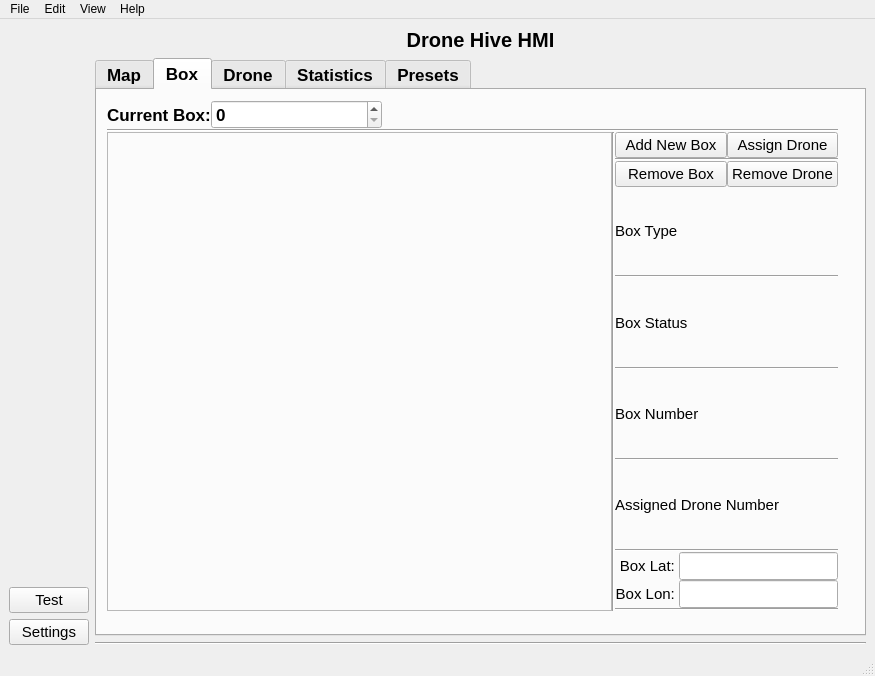
This is ros2_ws/src/hmi/ui/mainwindow.ui in Samwise101/EiRT-AscenD-Robotics as Qt 5 draws it before an edit. The edited form follows.
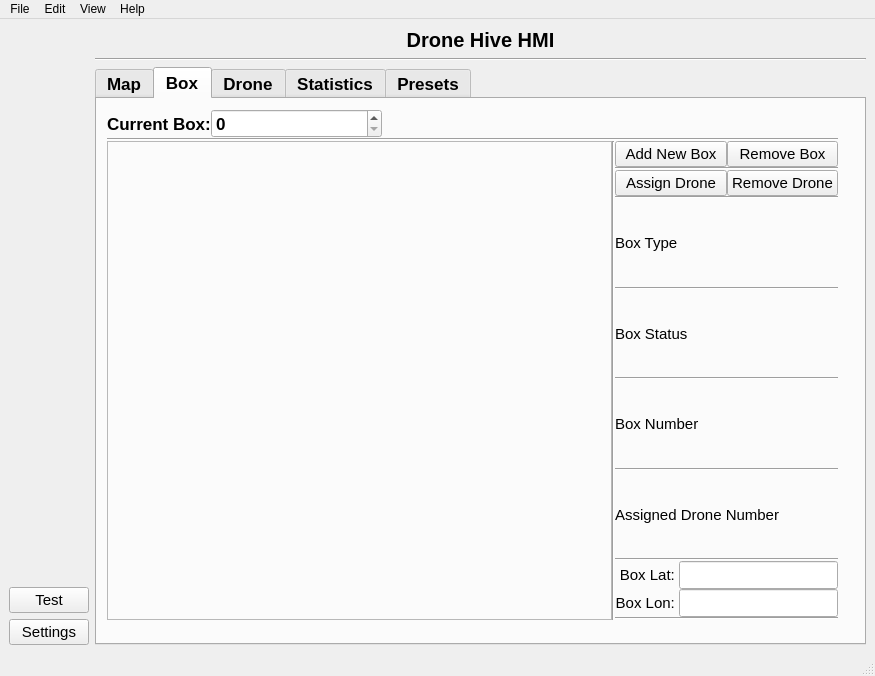
This is the edited form. The open tabs and pages were chosen to show the change. Icons and pictures are not drawn.

```diff
--- a/ros2_ws/src/hmi/ui/mainwindow.ui
+++ b/ros2_ws/src/hmi/ui/mainwindow.ui
@@ -75,33 +75,26 @@
        </layout>
       </item>
       <item>
-       <layout class="QVBoxLayout" name="verticalLayout_2" stretch="0">
+       <layout class="QVBoxLayout" name="verticalLayout_2" stretch="0,0">
+        <item>
+         <widget class="QLabel" name="label">
+          <property name="font">
+           <font>
+            <pointsize>15</pointsize>
+            <weight>75</weight>
+            <bold>true</bold>
+           </font>
+          </property>
+          <property name="text">
+           <string>Drone Hive HMI</string>
+          </property>
+          <property name="alignment">
+           <set>Qt::AlignCenter</set>
+          </property>
+         </widget>
+        </item>
         <item>
          <layout class="QGridLayout" name="gridLayout">
-          <item row="0" column="0">
-           <widget class="QLabel" name="label">
-            <property name="font">
-             <font>
-              <pointsize>15</pointsize>
-              <weight>75</weight>
-              <bold>true</bold>
-             </font>
-            </property>
-            <property name="text">
-             <string>Drone Hive HMI</string>
-            </property>
-            <property name="alignment">
-             <set>Qt::AlignCenter</set>
-            </property>
-           </widget>
-          </item>
-          <item row="3" column="0">
-           <widget class="Line" name="line_6">
-            <property name="orientation">
-             <enum>Qt::Horizontal</enum>
-            </property>
-           </widget>
-          </item>
           <item row="1" column="0">
            <widget class="QTabWidget" name="tabWidget">
             <property name="minimumSize">
@@ -357,43 +350,7 @@
                     <layout class="QVBoxLayout" name="box_information_layout">
                      <item>
                       <layout class="QGridLayout" name="drone_button_layout">
-                       <item row="2" column="1">
-                        <widget class="QPushButton" name="pushButton_10">
-                         <property name="font">
-                          <font>
-                           <pointsize>11</pointsize>
-                           <weight>50</weight>
-                           <bold>false</bold>
-                          </font>
-                         </property>
-                         <property name="text">
-                          <string>Remove Drone</string>
-                         </property>
-                         <property name="icon">
-                          <iconset resource="../resources/resources.qrc">
-                           <normaloff>:/images/icons/remove_drone.png</normaloff>:/images/icons/remove_drone.png</iconset>
-                         </property>
-                        </widget>
-                       </item>
                        <item row="0" column="1">
-                        <widget class="QPushButton" name="assign_drone_pushButton">
-                         <property name="font">
-                          <font>
-                           <pointsize>11</pointsize>
-                           <weight>50</weight>
-                           <bold>false</bold>
-                          </font>
-                         </property>
-                         <property name="text">
-                          <string>Assign Drone</string>
-                         </property>
-                         <property name="icon">
-                          <iconset resource="../resources/resources.qrc">
-                           <normaloff>:/images/icons/add_drone.png</normaloff>:/images/icons/add_drone.png</iconset>
-                         </property>
-                        </widget>
-                       </item>
-                       <item row="2" column="0">
                         <widget class="QPushButton" name="pushButton_7">
                          <property name="font">
                           <font>
@@ -411,6 +368,42 @@
                          </property>
                         </widget>
                        </item>
+                       <item row="2" column="0">
+                        <widget class="QPushButton" name="assign_drone_pushButton_3">
+                         <property name="font">
+                          <font>
+                           <pointsize>11</pointsize>
+                           <weight>50</weight>
+                           <bold>false</bold>
+                          </font>
+                         </property>
+                         <property name="text">
+                          <string>Assign Drone</string>
+                         </property>
+                         <property name="icon">
+                          <iconset resource="../resources/resources.qrc">
+                           <normaloff>:/images/icons/add_drone.png</normaloff>:/images/icons/add_drone.png</iconset>
+                         </property>
+                        </widget>
+                       </item>
+                       <item row="2" column="1">
+                        <widget class="QPushButton" name="pushButton_11">
+                         <property name="font">
+                          <font>
+                           <pointsize>11</pointsize>
+                           <weight>50</weight>
+                           <bold>false</bold>
+                          </font>
+                         </property>
+                         <property name="text">
+                          <string>Remove Drone</string>
+                         </property>
+                         <property name="icon">
+                          <iconset resource="../resources/resources.qrc">
+                           <normaloff>:/images/icons/remove_drone.png</normaloff>:/images/icons/remove_drone.png</iconset>
+                         </property>
+                        </widget>
+                       </item>
                        <item row="0" column="0">
                         <widget class="QPushButton" name="add_box_pushButton">
                          <property name="font">
@@ -429,20 +422,34 @@
                          </property>
                         </widget>
                        </item>
-                       <item row="1" column="0">
+                       <item row="4" column="0">
                         <widget class="Line" name="line_19">
                          <property name="orientation">
                           <enum>Qt::Horizontal</enum>
                          </property>
                         </widget>
                        </item>
-                       <item row="1" column="1">
+                       <item row="4" column="1">
                         <widget class="Line" name="line_20">
                          <property name="orientation">
                           <enum>Qt::Horizontal</enum>
                          </property>
                         </widget>
                        </item>
+                       <item row="1" column="0">
+                        <widget class="Line" name="line_21">
+                         <property name="orientation">
+                          <enum>Qt::Horizontal</enum>
+                         </property>
+                        </widget>
+                       </item>
+                       <item row="1" column="1">
+                        <widget class="Line" name="line_22">
+                         <property name="orientation">
+                          <enum>Qt::Horizontal</enum>
+                         </property>
+                        </widget>
+                       </item>
                       </layout>
                      </item>
                      <item>
@@ -1008,6 +1015,13 @@
             </widget>
            </widget>
           </item>
+          <item row="0" column="0">
+           <widget class="Line" name="line_6">
+            <property name="orientation">
+             <enum>Qt::Horizontal</enum>
+            </property>
+           </widget>
+          </item>
          </layout>
         </item>
        </layout>
```
Left out of the diff: 287 changed lines with no effect on the pictures.
